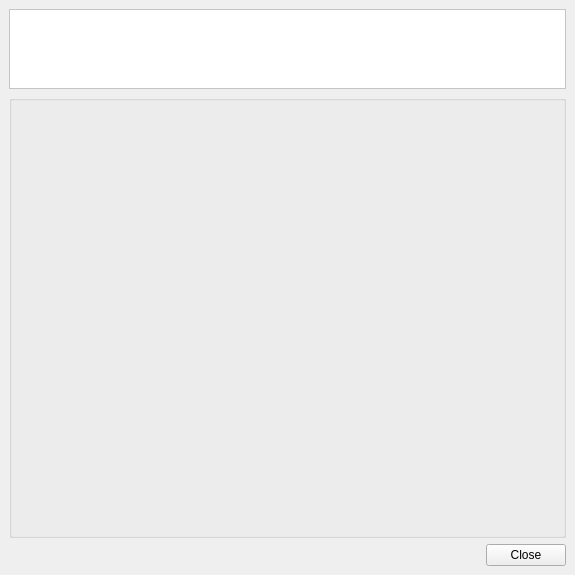
Above: files/ui/mainwindow.ui from OpenMW/openmw before the change. Below: the same form after it.
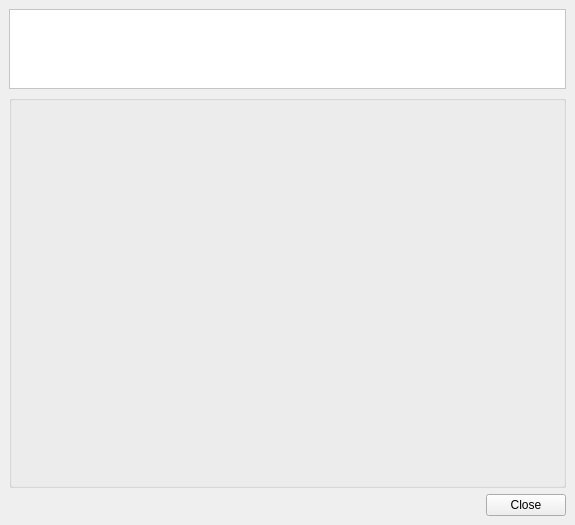
That is the form after the change. Icons and pictures are not drawn.

Commit message: Improved appearance of combobox and when using dark color themes

The edit to the form file:
```diff
--- a/files/ui/mainwindow.ui
+++ b/files/ui/mainwindow.ui
@@ -2,18 +2,10 @@
 <ui version="4.0">
  <class>MainWindow</class>
  <widget class="QMainWindow" name="MainWindow">
-  <property name="geometry">
-   <rect>
-    <x>0</x>
-    <y>0</y>
-    <width>575</width>
-    <height>575</height>
-   </rect>
-  </property>
   <property name="minimumSize">
    <size>
     <width>575</width>
-    <height>575</height>
+    <height>525</height>
    </size>
   </property>
   <property name="windowTitle">
```
Left out of the diff: 6 changed lines with no effect on the pictures. The commit also changes 1 other file.
